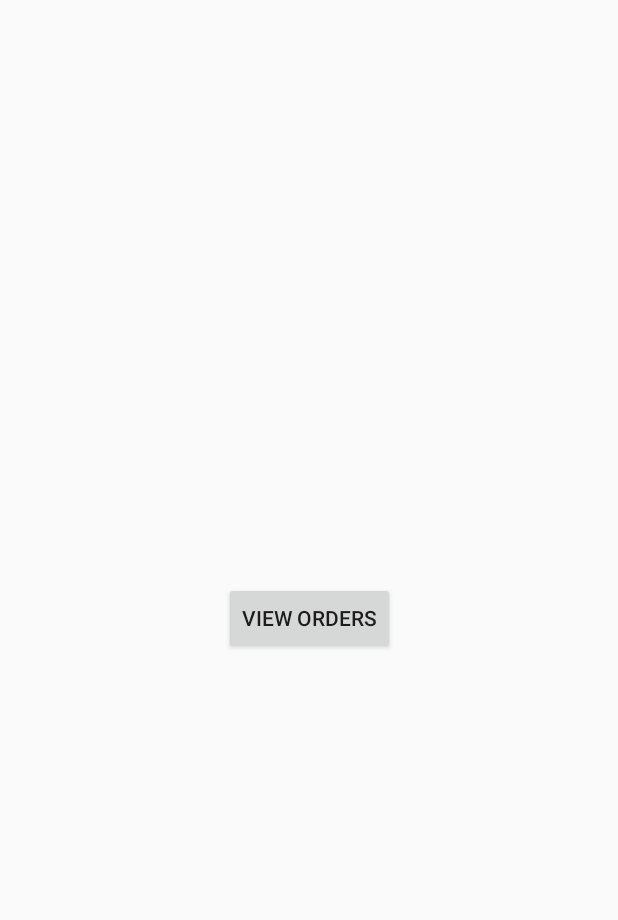
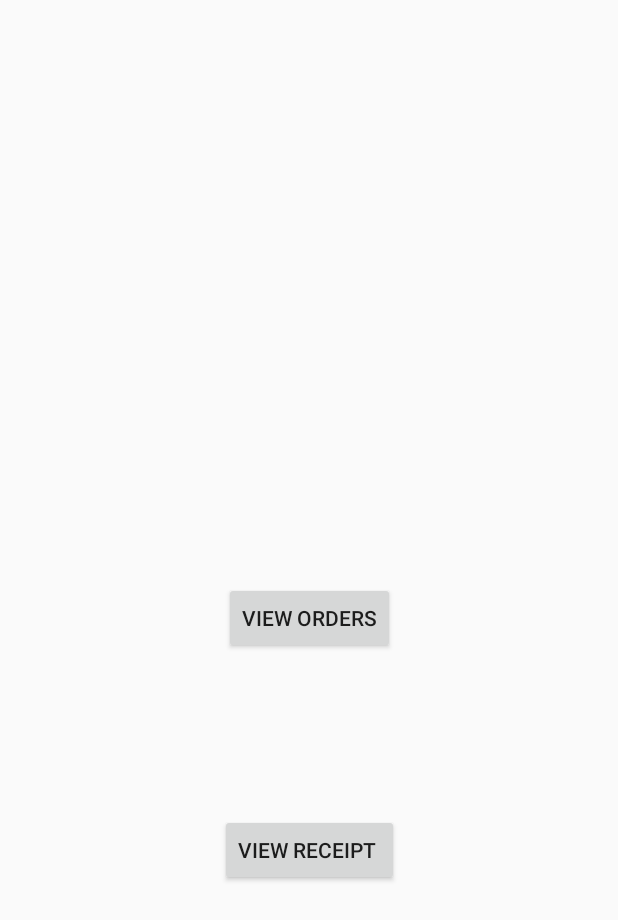
Before and after one commit to samesh97/CSSE-Project, an Android app: the ManagerLoggedActivity screen opened directly, with no data from a screen before it, on a phone screen of 412 x 824 dp. Shown: the top 920 px of the screen. Run offline under Robolectric (Android 15) with nearby library versions, the phone set to English and light mode, and no system bars.

Commit message:
add and view

```diff
--- a/app/src/main/AndroidManifest.xml
+++ b/app/src/main/AndroidManifest.xml
@@ -11,6 +11,7 @@
         android:roundIcon="@mipmap/ic_launcher_round"
         android:supportsRtl="true"
         android:theme="@style/AppTheme">
+        <activity android:name=".activities.Manage_receipt"></activity>
         <activity android:name=".activities.SplashScreen">
             <intent-filter>
                 <action android:name="android.intent.action.MAIN" />
--- a/app/src/main/java/com/crave/food/csse_android_app/activities/ManagerLoggedActivity.java
+++ b/app/src/main/java/com/crave/food/csse_android_app/activities/ManagerLoggedActivity.java
@@ -5,16 +5,27 @@ import androidx.appcompat.app.AppCompatActivity;
 import android.content.Intent;
 import android.os.Bundle;
 import android.view.View;
+import android.widget.Button;
 
+import com.crave.food.csse_android_app.InvoicesMain;
 import com.crave.food.csse_android_app.OrderViewSitemanager;
 import com.crave.food.csse_android_app.R;
 
 public class ManagerLoggedActivity extends AppCompatActivity {
 
+    Button receptManage;
     @Override
     protected void onCreate(Bundle savedInstanceState) {
         super.onCreate(savedInstanceState);
         setContentView(R.layout.activity_manager_logged);
+
+        receptManage = findViewById(R.id.receipt_manage);
+        receptManage.setOnClickListener(new View.OnClickListener() {
+            @Override
+            public void onClick(View view) {
+                viewManageReceipt();
+            }
+        });
     }
 
     public void ViewOrders(View view)
@@ -22,6 +33,11 @@ public class ManagerLoggedActivity extends AppCompatActivity {
         Intent intent = new Intent(ManagerLoggedActivity.this, OrderViewSitemanager.class);
         startActivity(intent);
     }
+    public void viewManageReceipt()
+    {
+        Intent intent = new Intent(ManagerLoggedActivity.this, Manage_receipt.class);
+        startActivity(intent);
+    }
 
 
 }
--- a/app/src/main/res/layout/activity_manager_logged.xml
+++ b/app/src/main/res/layout/activity_manager_logged.xml
@@ -8,13 +8,27 @@
 
 
     <Button
+        android:id="@+id/button6"
         android:layout_width="wrap_content"
         android:layout_height="wrap_content"
+        android:onClick="ViewOrders"
         android:text="View Orders"
-        android:onClick="ViewOrders"
         app:layout_constraintBottom_toBottomOf="parent"
         app:layout_constraintEnd_toEndOf="parent"
         app:layout_constraintStart_toStartOf="parent"
         app:layout_constraintTop_toTopOf="parent" />
 
+    <Button
+        android:id="@+id/receipt_manage"
+        android:layout_width="wrap_content"
+        android:layout_height="wrap_content"
+        android:onClick="ViewOrders"
+        android:text="View Receipt "
+        app:layout_constraintBottom_toBottomOf="parent"
+        app:layout_constraintEnd_toEndOf="parent"
+        app:layout_constraintHorizontal_bias="0.501"
+        app:layout_constraintStart_toStartOf="parent"
+        app:layout_constraintTop_toBottomOf="@+id/button6"
+        app:layout_constraintVertical_bias="0.313" />
+
 </androidx.constraintlayout.widget.ConstraintLayout>
```
Also changed, not shown: app/src/main/java/com/crave/food/csse_android_app/activities/Manage_receipt.java (added, +65 -0 lines), app/src/main/java/com/crave/food/csse_android_app/adapters/ManageReceiptAdapter.java (added, +46 -0 lines), app/src/main/res/layout/activity_manage_receipt.xml (added, +51 -0 lines), app/src/main/res/layout/manager_reciept_row.xml (+29 -0 lines).
